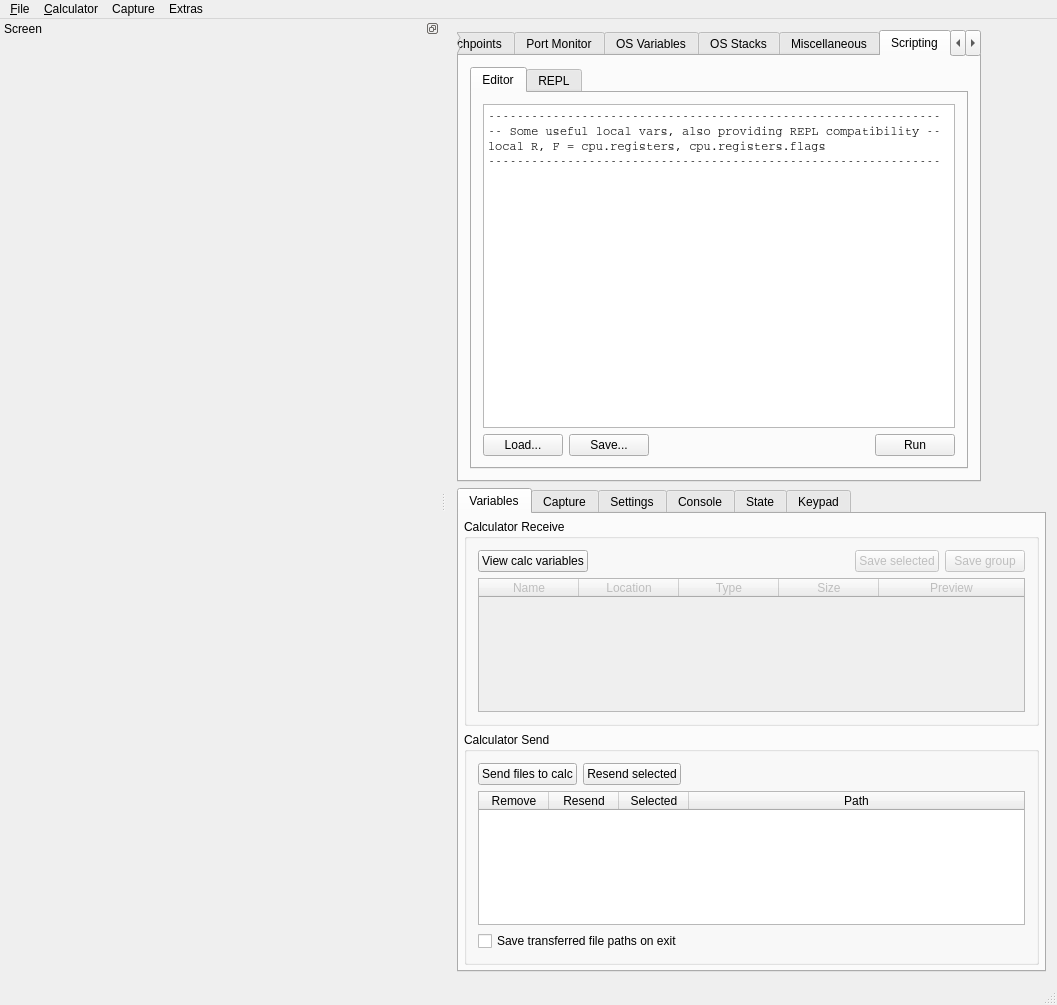
Old version of the form gui/qt/mainwindow.ui in the repository electricWah/CEmu.
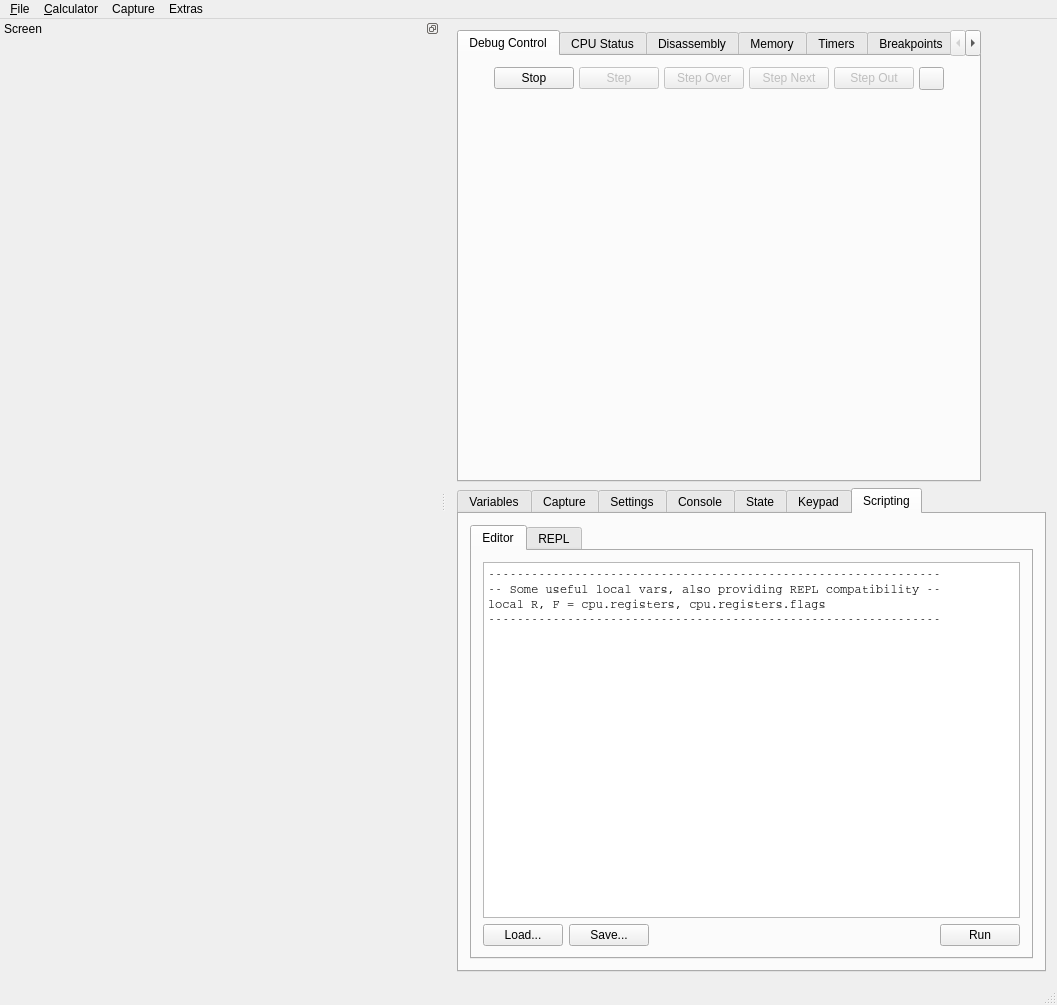
New version of the form. The open tabs and pages were chosen to show the change. Icons and pictures are not drawn. Custom widgets are drawn as their Qt base class.

Commit message: [Lua] [GUI] Fix Scripting tab UI

The edit to the form file:
```diff
--- a/gui/qt/mainwindow.ui
+++ b/gui/qt/mainwindow.ui
@@ -5894,159 +5894,6 @@
         </item>
        </layout>
       </widget>
-      <widget class="QWidget" name="tabScripting">
-       <attribute name="title">
-        <string>Scripting</string>
-       </attribute>
-       <layout class="QVBoxLayout" name="verticalLayout_26_lua">
-        <item>
-         <widget class="QTabWidget" name="LuaTabs">
-          <property name="currentIndex">
-           <number>0</number>
-          </property>
-          <widget class="QWidget" name="LuaEditorTab">
-           <attribute name="title">
-            <string>Editor</string>
-           </attribute>
-           <layout class="QVBoxLayout" name="verticalLayout_18_lua">
-            <item>
-             <widget class="LuaEditor" name="luaScriptEditor">
-              <property name="font">
-               <font>
-                <family>Courier</family>
-               </font>
-              </property>
-              <property name="plainText">
-               <string>---------------------------------------------------------------
--- Some useful local vars, also providing REPL compatibility --
-local R, F = cpu.registers, cpu.registers.flags
----------------------------------------------------------------
-
-</string>
-              </property>
-              <property name="backgroundVisible">
-               <bool>false</bool>
-              </property>
-             </widget>
-            </item>
-            <item>
-             <layout class="QHBoxLayout" name="horizontalLayout_lua">
-              <item>
-               <widget class="QPushButton" name="buttonLoadLuaScript">
-                <property name="text">
-                 <string>Load...</string>
-                </property>
-               </widget>
-              </item>
-              <item>
-               <widget class="QPushButton" name="buttonSaveLuaScript">
-                <property name="text">
-                 <string>Save...</string>
-                </property>
-               </widget>
-              </item>
-              <item>
-               <spacer name="horizontalSpacer_23">
-                <property name="orientation">
-                 <enum>Qt::Horizontal</enum>
-                </property>
-                <property name="sizeHint" stdset="0">
-                 <size>
-                  <width>40</width>
-                  <height>20</height>
-                 </size>
-                </property>
-               </spacer>
-              </item>
-              <item>
-               <widget class="QPushButton" name="buttonRunLuaScript">
-                <property name="text">
-                 <string>Run</string>
-                </property>
-               </widget>
-              </item>
-             </layout>
-            </item>
-           </layout>
-          </widget>
-          <widget class="QWidget" name="LuaREPLTab">
-           <attribute name="title">
-            <string>REPL</string>
-           </attribute>
-           <layout class="QVBoxLayout" name="verticalLayoutREPL">
-            <item>
-             <layout class="QHBoxLayout" name="horizontalLayout_lua_26">
-              <item>
-               <widget class="QPushButton" name="clearREPLConsole">
-                <property name="text">
-                 <string>Clear console</string>
-                </property>
-               </widget>
-              </item>
-              <item>
-               <spacer name="horizontalSpacer_24">
-                <property name="orientation">
-                 <enum>Qt::Horizontal</enum>
-                </property>
-                <property name="sizeHint" stdset="0">
-                 <size>
-                  <width>40</width>
-                  <height>20</height>
-                 </size>
-                </property>
-               </spacer>
-              </item>
-              <item>
-               <widget class="QPushButton" name="resetREPLLuaState">
-                <property name="text">
-                 <string>Reset Lua state</string>
-                </property>
-               </widget>
-              </item>
-             </layout>
-            </item>
-            <item>
-             <widget class="QPlainTextEdit" name="REPLConsole">
-              <property name="font">
-               <font>
-                <family>Droid Sans Mono</family>
-               </font>
-              </property>
-              <property name="undoRedoEnabled">
-               <bool>false</bool>
-              </property>
-              <property name="lineWrapMode">
-               <enum>QPlainTextEdit::NoWrap</enum>
-              </property>
-              <property name="readOnly">
-               <bool>true</bool>
-              </property>
-              <property name="plainText">
-               <string/>
-              </property>
-             </widget>
-            </item>
-            <item>
-             <widget class="QLineEdit" name="REPLInput">
-              <property name="enabled">
-               <bool>true</bool>
-              </property>
-              <property name="font">
-               <font>
-                <family>Droid Sans Mono</family>
-               </font>
-              </property>
-              <property name="placeholderText">
-               <string>Type Lua commands here</string>
-              </property>
-             </widget>
-            </item>
-           </layout>
-          </widget>
-         </widget>
-        </item>
-       </layout>
-      </widget>
       <widget class="QWidget" name="debugAutoTesterWidget">
        <attribute name="icon">
         <iconset resource="resources.qrc">
@@ -9794,6 +9641,163 @@
        </attribute>
        <layout class="QHBoxLayout" name="horizontalLayout_27"/>
       </widget>
+      <widget class="QWidget" name="scriptingWidget">
+       <attribute name="icon">
+        <iconset resource="resources.qrc">
+         <normaloff>:/icons/resources/icons/script.png</normaloff>:/icons/resources/icons/script.png</iconset>
+       </attribute>
+       <attribute name="title">
+        <string>Scripting</string>
+       </attribute>
+       <layout class="QVBoxLayout" name="verticalLayout_26_lua">
+        <item>
+         <widget class="QTabWidget" name="LuaTabs">
+          <property name="currentIndex">
+           <number>0</number>
+          </property>
+          <widget class="QWidget" name="LuaEditorTab">
+           <attribute name="title">
+            <string>Editor</string>
+           </attribute>
+           <layout class="QVBoxLayout" name="verticalLayout_18_lua">
+            <item>
+             <widget class="LuaEditor" name="luaScriptEditor">
+              <property name="font">
+               <font>
+                <family>Courier</family>
+               </font>
+              </property>
+              <property name="plainText">
+               <string>---------------------------------------------------------------
+-- Some useful local vars, also providing REPL compatibility --
+local R, F = cpu.registers, cpu.registers.flags
+---------------------------------------------------------------
+
+</string>
+              </property>
+              <property name="backgroundVisible">
+               <bool>false</bool>
+              </property>
+             </widget>
+            </item>
+            <item>
+             <layout class="QHBoxLayout" name="horizontalLayout_lua">
+              <item>
+               <widget class="QPushButton" name="buttonLoadLuaScript">
+                <property name="text">
+                 <string>Load...</string>
+                </property>
+               </widget>
+              </item>
+              <item>
+               <widget class="QPushButton" name="buttonSaveLuaScript">
+                <property name="text">
+                 <string>Save...</string>
+                </property>
+               </widget>
+              </item>
+              <item>
+               <spacer name="horizontalSpacer_lua_23">
+                <property name="orientation">
+                 <enum>Qt::Horizontal</enum>
+                </property>
+                <property name="sizeHint" stdset="0">
+                 <size>
+                  <width>40</width>
+                  <height>20</height>
+                 </size>
+                </property>
+               </spacer>
+              </item>
+              <item>
+               <widget class="QPushButton" name="buttonRunLuaScript">
+                <property name="text">
+                 <string>Run</string>
+                </property>
+               </widget>
+              </item>
+             </layout>
+            </item>
+           </layout>
+          </widget>
+          <widget class="QWidget" name="LuaREPLTab">
+           <attribute name="title">
+            <string>REPL</string>
+           </attribute>
+           <layout class="QVBoxLayout" name="verticalLayoutREPL">
+            <item>
+             <layout class="QHBoxLayout" name="horizontalLayout_lua_26">
+              <item>
+               <widget class="QPushButton" name="clearREPLConsole">
+                <property name="text">
+                 <string>Clear console</string>
+                </property>
+               </widget>
+              </item>
+              <item>
+               <spacer name="horizontalSpacer_lua_24">
+                <property name="orientation">
+                 <enum>Qt::Horizontal</enum>
+                </property>
+                <property name="sizeHint" stdset="0">
+                 <size>
+                  <width>40</width>
+                  <height>20</height>
+                 </size>
+                </property>
+               </spacer>
+              </item>
+              <item>
+               <widget class="QPushButton" name="resetREPLLuaState">
+                <property name="text">
+                 <string>Reset Lua state</string>
+                </property>
+               </widget>
+              </item>
+             </layout>
+            </item>
+            <item>
+             <widget class="QPlainTextEdit" name="REPLConsole">
+              <property name="font">
+               <font>
+                <family>Droid Sans Mono</family>
+               </font>
+              </property>
+              <property name="undoRedoEnabled">
+               <bool>false</bool>
+              </property>
+              <property name="lineWrapMode">
+               <enum>QPlainTextEdit::NoWrap</enum>
+              </property>
+              <property name="readOnly">
+               <bool>true</bool>
+              </property>
+              <property name="plainText">
+               <string/>
+              </property>
+             </widget>
+            </item>
+            <item>
+             <widget class="QLineEdit" name="REPLInput">
+              <property name="enabled">
+               <bool>true</bool>
+              </property>
+              <property name="font">
+               <font>
+                <family>Droid Sans Mono</family>
+               </font>
+              </property>
+              <property name="placeholderText">
+               <string>Type Lua commands here</string>
+              </property>
+             </widget>
+            </item>
+           </layout>
+          </widget>
+         </widget>
+        </item>
+       </layout>
+      </widget>
      </widget>
     </item>
    </layout>
```
Left out of the diff: 2 changed lines with no effect on the pictures. The commit also changes 2 other files.
